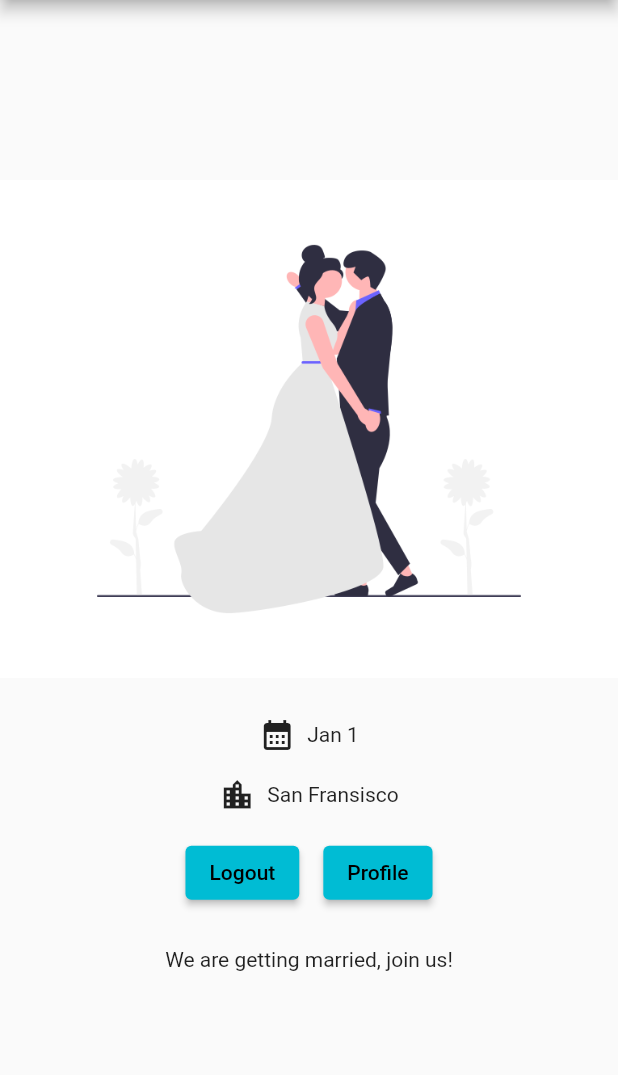
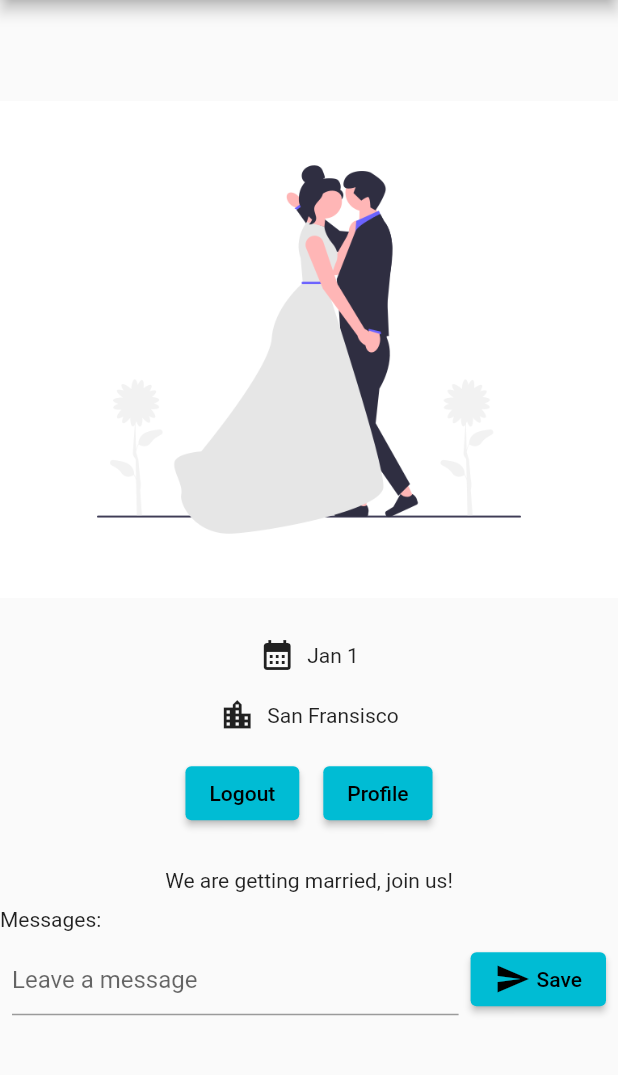
Before and after one commit to georgebolarakis/flutter, a Flutter app: the screen it shows once a user with an empty profile is signed in, on a phone screen of 412 x 824 dp, the part 84-1159 px from its top. Run offline on Flutter 3.47's test engine with Material 2 defaults, Android fonts, the phone set to English and light mode, and no system bars; our stand-ins replace cloud_firestore, firebase_auth, firebase_core, go_router; missing offline and left inert: firebase_ui_auth; accounts and stored records are empty.

Commit message:
waiting for updates

```diff
--- a/wedding/lib/app_state.dart
+++ b/wedding/lib/app_state.dart
@@ -1,8 +1,12 @@
 //we are hiding the two packages because we want to use them from the firebase_ui_auth package instead
+import 'dart:async';
+
 import 'package:firebase_auth/firebase_auth.dart' hide EmailAuthProvider, PhoneAuthProvider;
 import 'package:firebase_core/firebase_core.dart';
 import 'package:firebase_ui_auth/firebase_ui_auth.dart';
+import 'package:cloud_firestore/cloud_firestore.dart';
 import 'package:flutter/material.dart';
+import 'package:wedding/guest_book_message.dart';
 import 'firebase_options.dart';
 
 //alert the widget treee if the state has changed of a user (loggedIn/out)
@@ -13,20 +17,66 @@ class ApplicationState extends ChangeNotifier {
   bool _loggedIn = false;
   bool get loggedIn => _loggedIn;
 
+//we are looking for real time updates using the firestore functionality
+  StreamSubscription<QueryDocumentSnapshot>? _guestBookSubscription;
+  List<GuestBookMessage> _guestBookMessages = [];
+  //we create the getter here so we can pick it up for when we use the class
+  List<GuestBookMessage> get getGuestBookMessages => _guestBookMessages;
+
   Future<void> init() async {
     await Firebase.initializeApp(options: DefaultFirebaseOptions.currentPlatform);
 
     FirebaseUIAuth.configureProviders([EmailAuthProvider()]);
 
-    FirebaseAuth.instance.userChanges().listen(
-      (user) {
+    FirebaseAuth.instance.userChanges().listen((user) {
       if (user != null) {
         _loggedIn = true;
+        _guestBookSubscription = FirebaseFirestore.instance
+            .collection('guestbook')
+            .orderBy('timestamp', descending: true)
+            .snapshots()
+            .listen((snapshot) {
+          _guestBookMessages = [];
+          for (final doc in snapshot.docs) {
+            _guestBookMessages.add(GuestBookMessage(
+              name: doc.data()['name'] as String,
+              message: doc.data()['text'] as String,
+            ));
+          }
+          notifyListeners();
+        }) as StreamSubscription<QueryDocumentSnapshot<Object?>>?;
       } else {
         _loggedIn = false;
+        _guestBookMessages = [];
+        _guestBookSubscription?.cancel();
       }
       notifyListeners();
-      },
-    );
+    });
+
+    // FirebaseAuth.instance.userChanges().listen(
+    //   (user) {
+    //     if (user != null) {
+    //       _loggedIn = true;
+    //     } else {
+    //       _loggedIn = false;
+    //     }
+    //     notifyListeners();
+    //   },
+    // );
   }
+
+//when a user selects send it adds the following to the collection called guestbook
+  Future<DocumentReference> addMessageToGuestBook(String message) {
+    if (!_loggedIn) {
+      throw Exception('Must be logged in to vieew messages');
     }
+    return FirebaseFirestore.instance.collection('guestbook').add(<String, dynamic>{
+      'text': message,
+      'timestamp': DateTime.now().microsecondsSinceEpoch,
+      'name': FirebaseAuth.instance.currentUser!.displayName,
+      'userId': FirebaseAuth.instance.currentUser!.uid,
+    });
+  }
+
+  //Future<DocumentReference>
+}
--- /dev/null
+++ b/wedding/lib/guest_book.dart
@@ -0,0 +1,75 @@
+import 'package:flutter/material.dart';
+import 'dart:async';
+
+import 'package:wedding/guest_book_message.dart';
+
+class GuestBook extends StatefulWidget {
+  const GuestBook({required this.addMessage, required this.messages, super.key});
+
+  final FutureOr<void> Function(String message) addMessage;
+  final List<GuestBookMessage> messages;
+
+  @override
+  State<GuestBook> createState() => _GuestBookState();
+}
+
+class _GuestBookState extends State<GuestBook> {
+  final _formKey = GlobalKey<FormState>(debugLabel: '_GuestBookState');
+  final _controller = TextEditingController();
+
+  @override
+  Widget build(BuildContext context) {
+    return Column(crossAxisAlignment: CrossAxisAlignment.start, children: [
+      Padding(
+        padding: const EdgeInsets.all(8),
+        child: Form(
+          key: _formKey,
+          child: Row(
+            children: [
+              Expanded(
+                child: TextFormField(
+                  controller: _controller,
+                  decoration: const InputDecoration(hintText: 'Leave a message'),
+                  validator: (value) {
+                    if (value == null || value.isEmpty) {
+                      return 'Enter your message to continue';
+                    }
+                    return null;
+                  },
+                ),
+              ),
+              const SizedBox(
+                width: 8,
+              ),
+              ElevatedButton(
+                  onPressed: () async {
+                    if (_formKey.currentState!.validate()) {
+                      await widget.addMessage(_controller.text);
+                      _controller.clear();
+                    }
+                  },
+                  child: const Row(
+                    children: [
+                      Icon(
+                        Icons.send,
+                      ),
+                      SizedBox(
+                        width: 4,
+                      ),
+                      Text('Save'),
+                    ],
+                  )),
+            ],
+          ),
+        ),
+      ),
+      const SizedBox(
+        height: 8,
+      ),
+      for (var mess in widget.messages) Text('${mess.name}: ${mess.message}'),
+      const SizedBox(
+        height: 8,
+      ),
+    ]);
+  }
+}
--- /dev/null
+++ b/wedding/lib/guest_book_message.dart
@@ -0,0 +1,6 @@
+class GuestBookMessage {
+  const GuestBookMessage({required this.name, required this.message});
+
+  final String name;
+  final String message;
+}
--- a/wedding/lib/home_screen.dart
+++ b/wedding/lib/home_screen.dart
@@ -1,6 +1,7 @@
 import 'package:flutter/material.dart';
 import 'package:firebase_auth/firebase_auth.dart' hide EmailAuthProvider, PhoneAuthProvider;
 import 'package:provider/provider.dart';
+import 'package:wedding/guest_book.dart';
 
 import 'app_state.dart';
 import 'widgets/widgets.dart';
@@ -22,6 +23,7 @@ class HomeScreen extends StatelessWidget {
         title: const Text('Our Wedding'),
       ),
       body: Center(
+        child: SingleChildScrollView(
           child: Column(
             mainAxisAlignment: MainAxisAlignment.center,
             children: <Widget>[
@@ -55,7 +57,27 @@ class HomeScreen extends StatelessWidget {
                 height: 18,
               ),
               const Text('We are getting married, join us!'),
+              //we are invoking the addMessageToGuestBook method by using the Consumer and it's state
+              Consumer<ApplicationState>(
+                builder: (context, appState, _) => Column(
+                  crossAxisAlignment: CrossAxisAlignment.start,
+                  children: [
+                    if (appState.loggedIn) ...[
+                      //spread operator
+                      const SizedBox(
+                        height: 10,
+                      ),
+                      const Text('Messages:'),
+                      GuestBook(
+                        addMessage: (message) => appState.addMessageToGuestBook(message),
+                        messages: appState.getGuestBookMessages,
+                      ),
+                    ]
                   ],
+                ),
+              ),
+            ],
+          ),
         ),
       ),
     );
```
Lines whose indentation alone changed are shown as unchanged.
